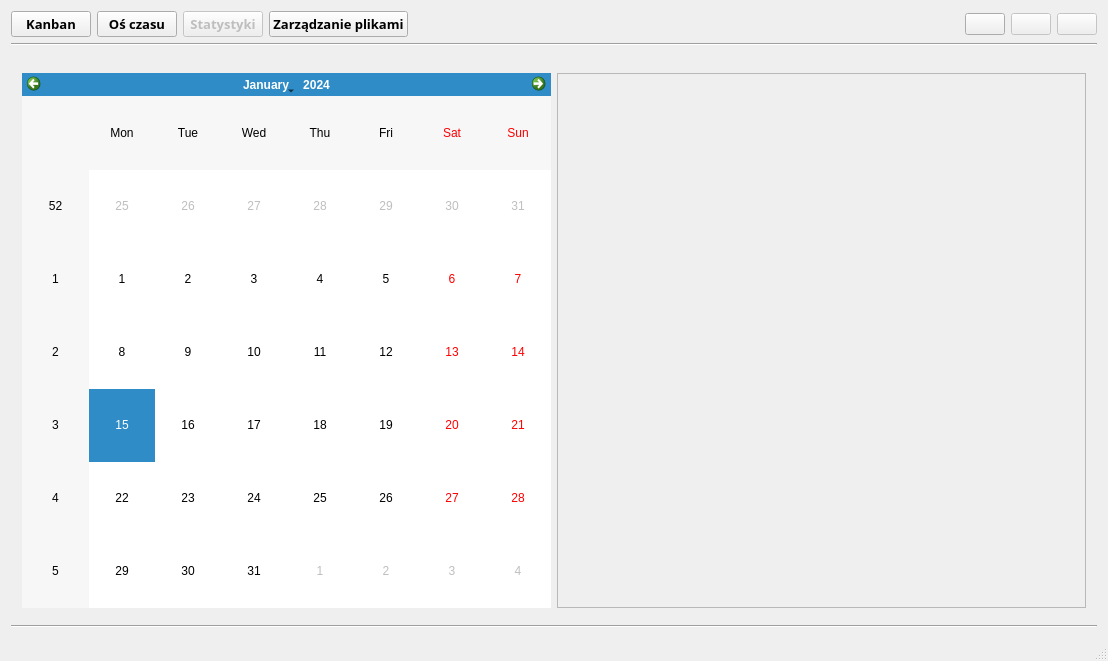
First picture: the form in mainwindow.ui, repository VEndymionV/Personal-Kanban, before the edit.
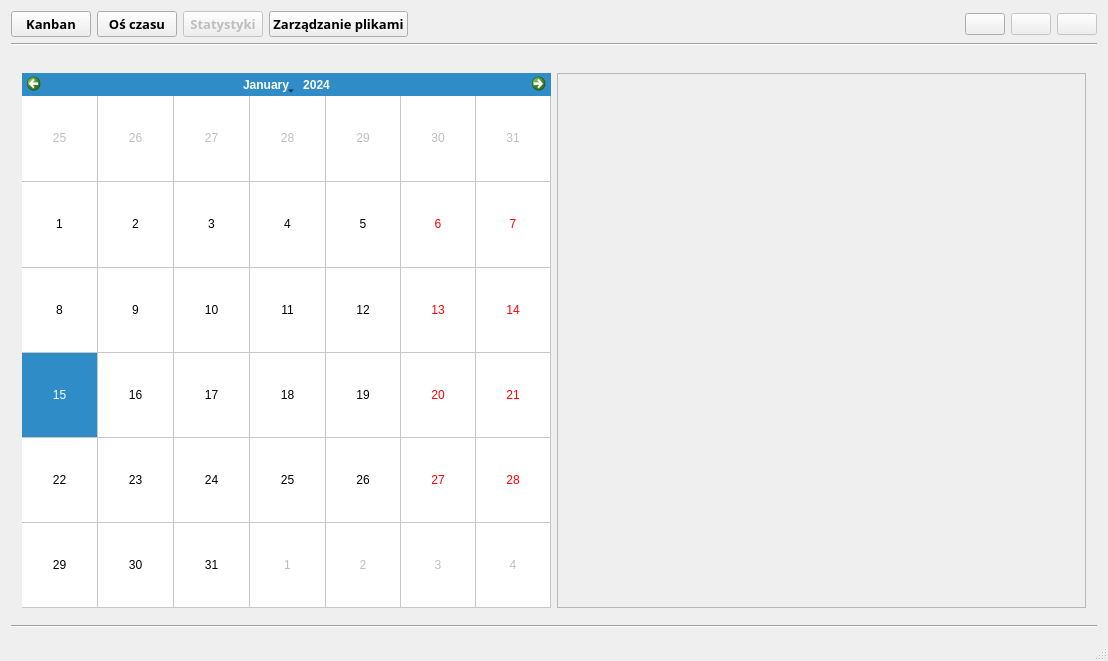
Second picture: the form after the edit. The open tabs and pages were chosen to show the change. Icons and pictures are not drawn.

What changed in the file:
```diff
--- a/mainwindow.ui
+++ b/mainwindow.ui
@@ -590,7 +590,20 @@
       <widget class="QWidget" name="page_3">
        <layout class="QHBoxLayout" name="horizontalLayout_7">
         <item>
-         <widget class="QCalendarWidget" name="calendarWidget"/>
+         <widget class="QCalendarWidget" name="calendarWidget">
+          <property name="gridVisible">
+           <bool>true</bool>
+          </property>
+          <property name="horizontalHeaderFormat">
+           <enum>QCalendarWidget::NoHorizontalHeader</enum>
+          </property>
+          <property name="verticalHeaderFormat">
+           <enum>QCalendarWidget::NoVerticalHeader</enum>
+          </property>
+          <property name="navigationBarVisible">
+           <bool>true</bool>
+          </property>
+         </widget>
         </item>
         <item>
          <layout class="QVBoxLayout" name="verticalLayout_9"/>
```
Left out of the diff: 20 changed lines with no effect on the pictures.
